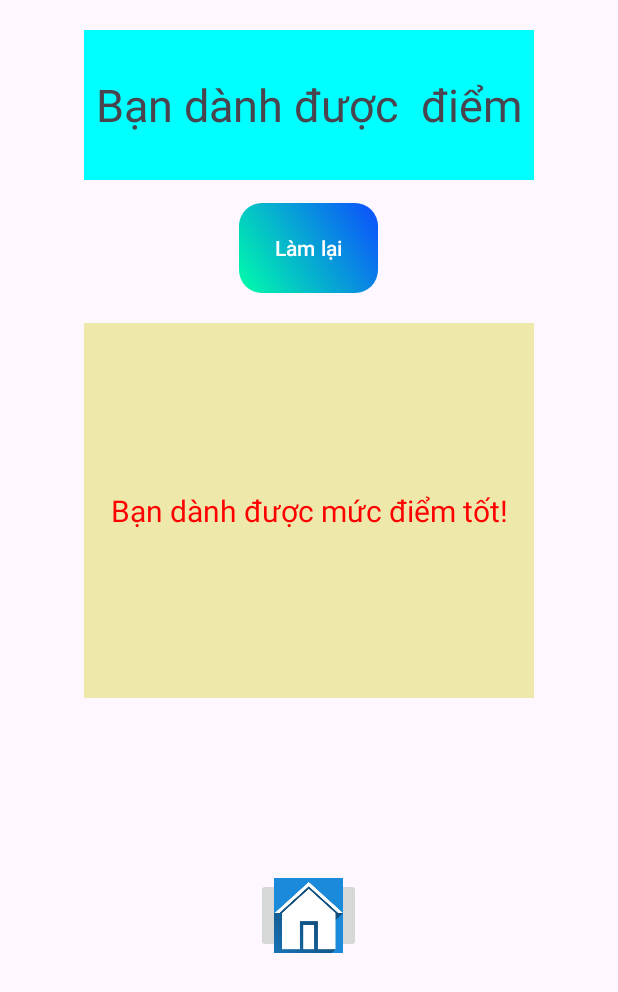
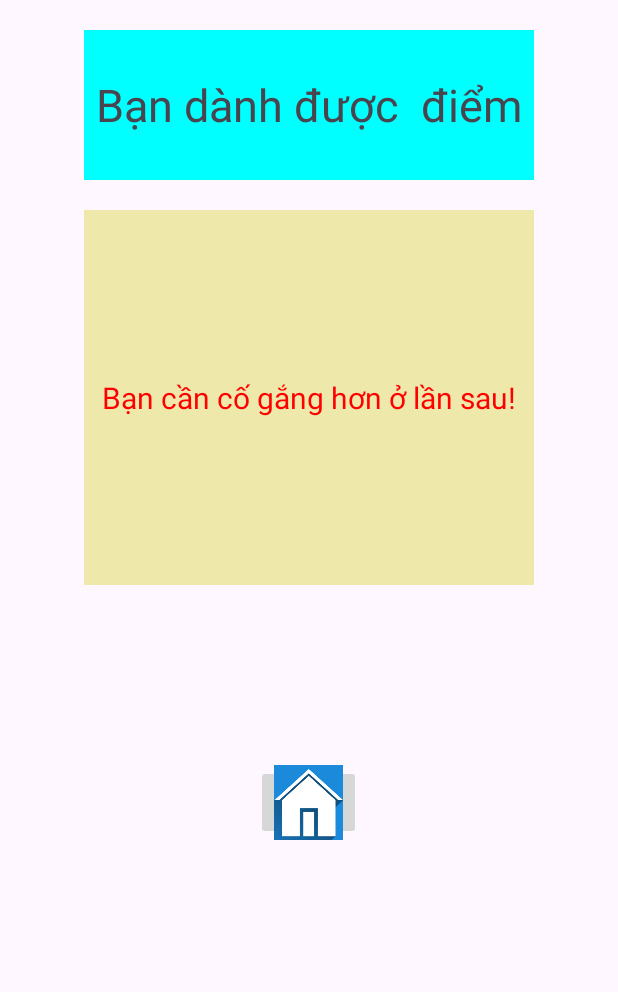
Before and after one commit to Hobao2k2/Btl-Android-, an Android app: the Activity_ket_qua screen opened directly, with no data from a screen before it, on a phone screen of 412 x 824 dp. Shown: the top 992 px of the screen. Run offline under Robolectric (Android 15) with nearby library versions, the phone set to English and light mode, and no system bars; 1 statement that could not run was skipped.

Commit message:
btl Android

```diff
--- a/app/src/main/java/com/example/btl/Activity_ket_qua.kt
+++ b/app/src/main/java/com/example/btl/Activity_ket_qua.kt
@@ -3,16 +3,23 @@ package com.example.btl
 import android.content.Intent
 import android.os.Bundle
 import android.widget.Button
+import retrofit2.Callback
 import android.widget.ImageButton
 import android.widget.TextView
 import androidx.activity.enableEdgeToEdge
 import androidx.appcompat.app.AppCompatActivity
 import androidx.core.view.ViewCompat
 import androidx.core.view.WindowInsetsCompat
+import com.example.btl.api.ApiService
+import retrofit2.Call
+import retrofit2.Response
+import retrofit2.Retrofit
+import retrofit2.converter.gson.GsonConverterFactory
 
 class Activity_ket_qua : AppCompatActivity() {
     private lateinit var txtDiemSo: TextView
     private lateinit var txtResponse: TextView
+    private lateinit var retrofitManager: RetrofitManager
     override fun onCreate(savedInstanceState: Bundle?) {
         super.onCreate(savedInstanceState)
         enableEdgeToEdge()
@@ -30,16 +37,59 @@ class Activity_ket_qua : AppCompatActivity() {
         txtDiemSo=findViewById<TextView>(R.id.txtDiemSoGuiQua)
         txtResponse=findViewById<TextView>(R.id.txtResponse)
         txtDiemSo.setText("Bạn dành được "+ diemso+" điểm")
-        if(diemsoInt>0&&diemsoInt<=250){
+        if(diemsoInt>=0&&diemsoInt<=250){
             txtResponse.setText("Bạn cần cố gắng hơn ở lần sau!")
         }else if(diemsoInt>200&&diemsoInt<=400){
             txtResponse.setText("Bạn dành được mức điểm khá!")
         }else{
             txtResponse.setText("Bạn dành được mức điểm tốt!")
         }
+        addUser()
     }
+
+    private fun addUser() {
+        retrofitManager = RetrofitManager()
+
+        // Tạo một đối tượng User mới
+        val user = User(
+            name = "exampleUser",
+            diem = "300"
+            // Thêm các trường dữ liệu khác nếu cần
+        )
+
+        // Gửi yêu cầu tạo người dùng mới đến máy chủ
+        retrofitManager.createUser(user, object : Callback<User> {
+            override fun onResponse(call: Call<User>, response: Response<User>) {
+                if (response.isSuccessful) {
+                    // Xử lý khi tạo người dùng thành công
+                    val userResponse = response.body()
+                } else {
+                    // Xử lý khi tạo người dùng không thành công
+                }
+            }
+
+            override fun onFailure(call: Call<User>, t: Throwable) {
+                // Xử lý khi gặp lỗi trong quá trình gửi yêu cầu
+            }
+        })
+    }
+
+
+    class RetrofitManager {
+        private val BASE_URL = "http://10.0.2.2:8081"
+        private val retrofit: Retrofit = Retrofit.Builder()
+            .baseUrl(BASE_URL)
+            .addConverterFactory(GsonConverterFactory.create())
+            .build()
+
+        fun createUser(user: User, callback: Callback<User>) {
+            val service = retrofit.create(ApiService::class.java)
+            val call = service.createUser(user)
+            call.enqueue(callback)
+        }
+    }
+
     private fun addEvents(){
-        xuliLamLai()
         xuliHome()
     }
     private fun xuliHome(){
@@ -48,11 +98,5 @@ class Activity_ket_qua : AppCompatActivity() {
             val intent=Intent(this,MainActivity::class.java)
             startActivity(intent)
         }
-    }private fun xuliLamLai(){
-        val btnLamlai=findViewById<Button>(R.id.btnLamLai)
-        btnLamlai.setOnClickListener {
-            val intent=Intent(this,Activity_chon_de_so_1::class.java)
-            startActivity(intent)
-        }
     }
 }
--- /dev/null
+++ b/app/src/main/java/com/example/btl/User.kt
@@ -0,0 +1,7 @@
+package com.example.btl
+
+class User(
+    val name:String,
+    val diem:String
+) {
+}
--- a/app/src/main/java/com/example/btl/api/ApiService.kt
+++ b/app/src/main/java/com/example/btl/api/ApiService.kt
@@ -2,11 +2,17 @@ package com.example.btl.api
 
 
 import com.example.btl.Question
+import com.example.btl.User
 import retrofit2.Call
+import retrofit2.http.Body
 import retrofit2.http.GET
+import retrofit2.http.POST
 import retrofit2.http.Path
+
 
 interface ApiService {
     @GET("/api/question/{exam}")
     fun getQuestionsByExam(@Path("exam")exam:String): Call<List<Question>>
+    @POST("/api/question/users")
+    fun createUser(@Body user: User): Call<User>
 }
--- a/app/src/main/res/layout/activity_ket_qua.xml
+++ b/app/src/main/res/layout/activity_ket_qua.xml
@@ -19,15 +19,6 @@
         android:textSize="30dp"
         android:text="Diem so" />
 
-    <Button
-        android:id="@+id/btnLamLai"
-        android:layout_width="wrap_content"
-        android:layout_height="60dp"
-        android:layout_gravity="center"
-        android:layout_marginTop="15dp"
-        android:background="@drawable/gradient_background"
-        app:backgroundTint="@null"
-        android:text="Làm lại" />
 
     <TextView
         android:id="@+id/txtResponse"
```
